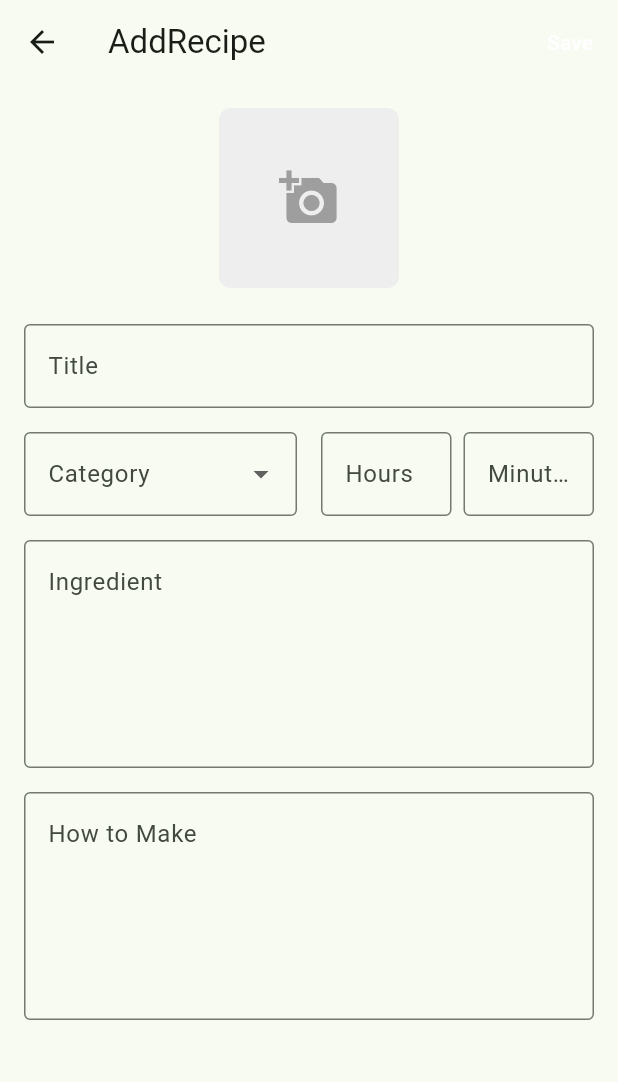
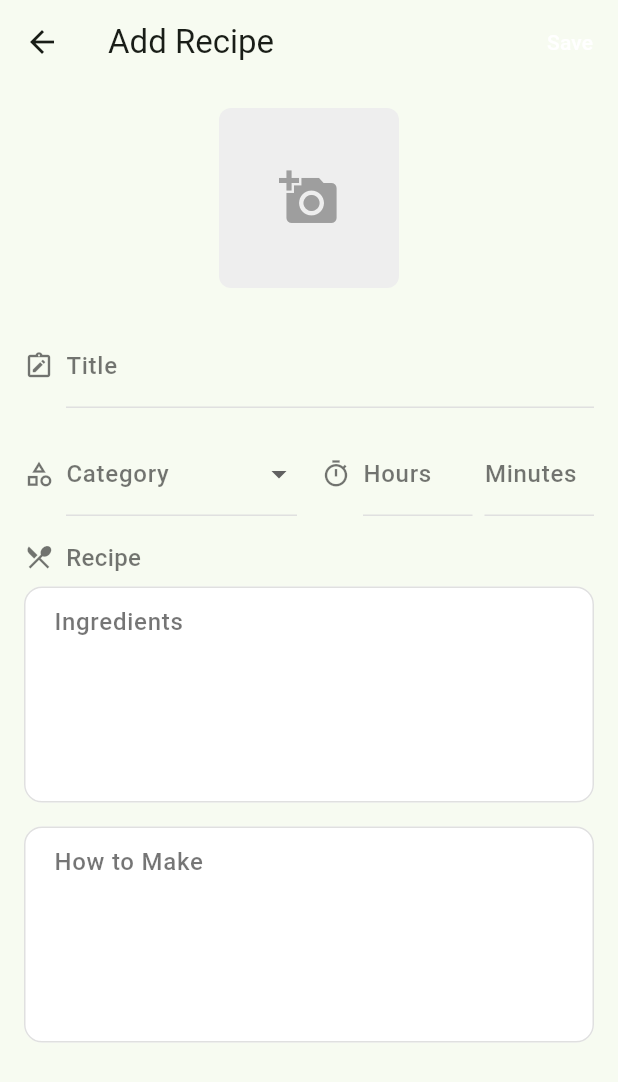
Before and after one commit to KhemaDewi/resepku, a Flutter app: the AddrecipeScreen screen opened directly, on a phone screen of 412 x 824 dp. Shown: the top 1082 px of the screen. Run offline on Flutter 3.47's test engine with Material 3 defaults, Android fonts, the phone set to English and light mode, and no system bars; our stand-ins replace shared_preferences; accounts and stored records are empty.

Commit message:
update add

```diff
--- a/flutter_resepku/lib/screen/addRecipe_screen.dart
+++ b/flutter_resepku/lib/screen/addRecipe_screen.dart
@@ -8,17 +8,19 @@
   Widget build(BuildContext context) {
     return Scaffold(
       appBar: AppBar(
-        title: const Text('AddRecipe'),
+        title: const Text('Add Recipe'),
         actions: [
-          TextButton(onPressed: () {},
+          TextButton(
+            onPressed: () {},
             child: Text(
               'Save',
-            style:TextStyle(color: Colors.white),
+              style: TextStyle(color: Colors.white),
             ),
           ),
         ],
       ),
-      body: Padding(
+      body: SingleChildScrollView(
+        child: Padding(
           padding: const EdgeInsets.all(16),
           child: Column(
             crossAxisAlignment: CrossAxisAlignment.start,
@@ -26,7 +28,7 @@
               Center(
                 child: GestureDetector(
                   onTap: () {
-                    // untuk aadd photo
+                    // untuk add photo
                   },
                   child: Container(
                     width: 120,
@@ -44,74 +46,182 @@
                 ),
               ),
               SizedBox(height: 24),
-              TextField(
-                decoration: InputDecoration(
-                  labelText: 'Title',
-                  hintText: 'Masukkan Nama Makanan',
-                  border: OutlineInputBorder(),
+              // Title Field
+              Row(
+                children: [
+                  Icon(
+                    Icons.note_alt_outlined,
+                    size: 20,
+                    color: Colors.black54,
+                  ),
+                  SizedBox(width: 8),
+                  Expanded(
+                    child: TextField(
+                      decoration: _buildInputDecoration('Title', 'Masukkan nama makanan', false),
                     ),
                   ),
+                ],
+              ),
               SizedBox(height: 16),
+              // Category and Time Row
               Row(
                 children: [
+                  Icon(
+                    Icons.category_outlined,
+                    size: 20,
+                    color: Colors.black54,
+                  ),
+                  SizedBox(width: 8),
                   Expanded(
-                    child: DropdownButtonFormField<String>(decoration: InputDecoration(
-                      labelText: 'Category',
-                      border: OutlineInputBorder(),
-                    ),
-                    items: ['Main','Appetizer','Dessert','Drink'].map((Category) => DropdownMenuItem(
-                      value:Category,child: Text(Category),
+                    child: DropdownButtonFormField<String>(
+                      decoration: _buildInputDecoration('Category', null, false),
+                      items: ['Main', 'Appetizer', 'Dessert', 'Drink']
+                          .map((category) => DropdownMenuItem(
+                                value: category,
+                                child: Text(category),
                               ))
                           .toList(),
                       onChanged: (value) {
-                      //untuk catgeory selection
+                        //untuk category selection
                       },
                     ),
                   ),
                   SizedBox(width: 16),
-                  Expanded(child: Row(
+                  Icon(
+                    Icons.timer_outlined,
+                    size: 20,
+                    color: Colors.black54,
+                  ),
+                  SizedBox(width: 8),
+                  Expanded(
+                    child: Row(
                       children: [
-                      Expanded(child: TextField(
+                        Expanded(
+                          child: TextField(
                             keyboardType: TextInputType.number,
-                        decoration: InputDecoration(
-                          labelText: 'Hours',
-                          border: OutlineInputBorder(),
-                        ),
+                            decoration: _buildInputDecoration('Hours', null, false),
                           ),
                         ),
                         SizedBox(width: 8),
-                      Expanded(child: TextField(
+                        Expanded(
+                          child: TextField(
                             keyboardType: TextInputType.number,
-                        decoration: InputDecoration(
-                          labelText: 'Minutes',
-                          border: OutlineInputBorder(),
+                            decoration: _buildInputDecoration('Minutes', null, false),
                           ),
-                      ))
+                        ),
                       ],
-                  ))
+                    ),
+                  ),
                 ],
               ),
               SizedBox(height: 16),
+              // Section Title for Ingredients
+              Row(
+                children: [
+                  Icon(
+                    Icons.restaurant_menu_outlined,
+                    size: 20,
+                    color: Colors.black54,
+                  ),
+                  SizedBox(width: 8),
+                  Text(
+                    'Recipe',
+                    style: TextStyle(
+                      fontSize: 16,
+                      fontWeight: FontWeight.w500,
+                      color: Colors.black54,
+                    ),
+                  ),
+                ],
+              ),
+              SizedBox(height: 8),
+              // Ingredients Field
               TextField(
                 maxLines: 5,
-                decoration: InputDecoration(
-                  labelText: 'Ingredient',
+                decoration: _buildInputDecoration('Ingredients', null, true).copyWith(
                   alignLabelWithHint: true,
-                  border: OutlineInputBorder()
+                  filled: true,
+                  fillColor: Colors.white,
                 ),
               ),
               SizedBox(height: 16),
               TextField(
                 maxLines: 5,
-                decoration: InputDecoration(
-                  labelText: 'How to Make',
+                decoration: _buildInputDecoration('How to Make', null, true).copyWith(
                   alignLabelWithHint: true,
-                  border: OutlineInputBorder(),
+                  filled: true,
+                  fillColor: Colors.white,
                 ),
               ),
             ],
           ),
         ),
+      ),
+    );
+  }
+
+  InputDecoration _buildInputDecoration(String label, String? hint, bool isMultiline) {
+    return isMultiline
+        ? InputDecoration(
+            labelText: label,
+            hintText: hint,
+            labelStyle: TextStyle(
+              color: Colors.black54,
+              fontSize: 16,
+              fontWeight: FontWeight.w500,
+            ),
+            hintStyle: TextStyle(
+              color: Colors.black26,
+              fontSize: 14,
+            ),
+            border: OutlineInputBorder(
+              borderRadius: BorderRadius.circular(12),
+              borderSide: BorderSide(
+                color: Colors.grey.shade300,
+              ),
+            ),
+            enabledBorder: OutlineInputBorder(
+              borderRadius: BorderRadius.circular(12),
+              borderSide: BorderSide(
+                color: Colors.grey.shade300,
+              ),
+            ),
+            focusedBorder: OutlineInputBorder(
+              borderRadius: BorderRadius.circular(12),
+              borderSide: BorderSide(
+                color: Colors.grey.shade400,
+              ),
+            ),
+            contentPadding: EdgeInsets.symmetric(horizontal: 16, vertical: 12),
+          )
+        : InputDecoration(
+            labelText: label,
+            hintText: hint,
+            labelStyle: TextStyle(
+              color: Colors.black54,
+              fontSize: 16,
+              fontWeight: FontWeight.w500,
+            ),
+            hintStyle: TextStyle(
+              color: Colors.black26,
+              fontSize: 14,
+            ),
+            border: UnderlineInputBorder(
+              borderSide: BorderSide(
+                color: Colors.grey.shade300,
+              ),
+            ),
+            enabledBorder: UnderlineInputBorder(
+              borderSide: BorderSide(
+                color: Colors.grey.shade300,
+              ),
+            ),
+            focusedBorder: UnderlineInputBorder(
+              borderSide: BorderSide(
+                color: Colors.grey.shade400,
+              ),
+            ),
+            contentPadding: EdgeInsets.symmetric(vertical: 8),
           );
   }
 }
```
Lines whose indentation alone changed are shown as unchanged.
